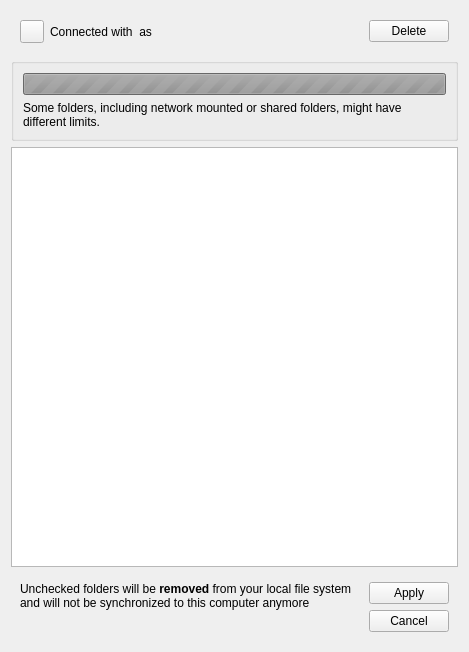
Above: src/gui/accountsettings.ui from GrossLukas/client before the change. Below: the same form after it.
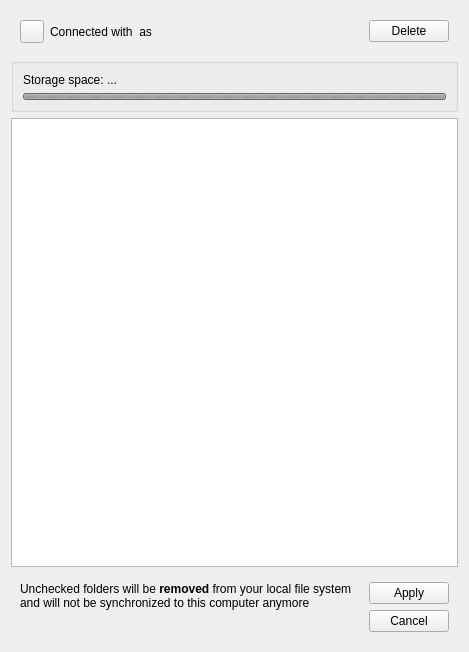
That is the form after the change. Custom widgets are drawn as their Qt base class.

Commit message: AccountSettings: Adjust quota info design #3644 #3651

Patch:
```diff
--- a/src/gui/accountsettings.ui
+++ b/src/gui/accountsettings.ui
@@ -80,22 +80,6 @@
       <string/>
      </property>
      <layout class="QVBoxLayout" name="verticalLayout_2">
-      <item>
-       <widget class="QProgressBar" name="quotaProgressBar">
-        <property name="enabled">
-         <bool>false</bool>
-        </property>
-        <property name="maximum">
-         <number>0</number>
-        </property>
-        <property name="value">
-         <number>-1</number>
-        </property>
-        <property name="textVisible">
-         <bool>false</bool>
-        </property>
-       </widget>
-      </item>
       <item>
        <widget class="QLabel" name="quotaInfoLabel">
         <property name="sizePolicy">
@@ -104,14 +88,39 @@
           <verstretch>0</verstretch>
          </sizepolicy>
         </property>
-        <property name="text">
+        <property name="toolTip">
          <string>Some folders, including network mounted or shared folders, might have different limits.</string>
         </property>
+        <property name="text">
+         <string>Storage space: ...</string>
+        </property>
         <property name="wordWrap">
          <bool>true</bool>
         </property>
        </widget>
       </item>
+      <item>
+       <widget class="QProgressBar" name="quotaProgressBar">
+        <property name="enabled">
+         <bool>false</bool>
+        </property>
+        <property name="maximumSize">
+         <size>
+          <width>16777215</width>
+          <height>7</height>
+         </size>
+        </property>
+        <property name="maximum">
+         <number>0</number>
+        </property>
+        <property name="value">
+         <number>-1</number>
+        </property>
+        <property name="textVisible">
+         <bool>false</bool>
+        </property>
+       </widget>
+      </item>
      </layout>
     </widget>
    </item>
```
The commit also changes 1 other file.
